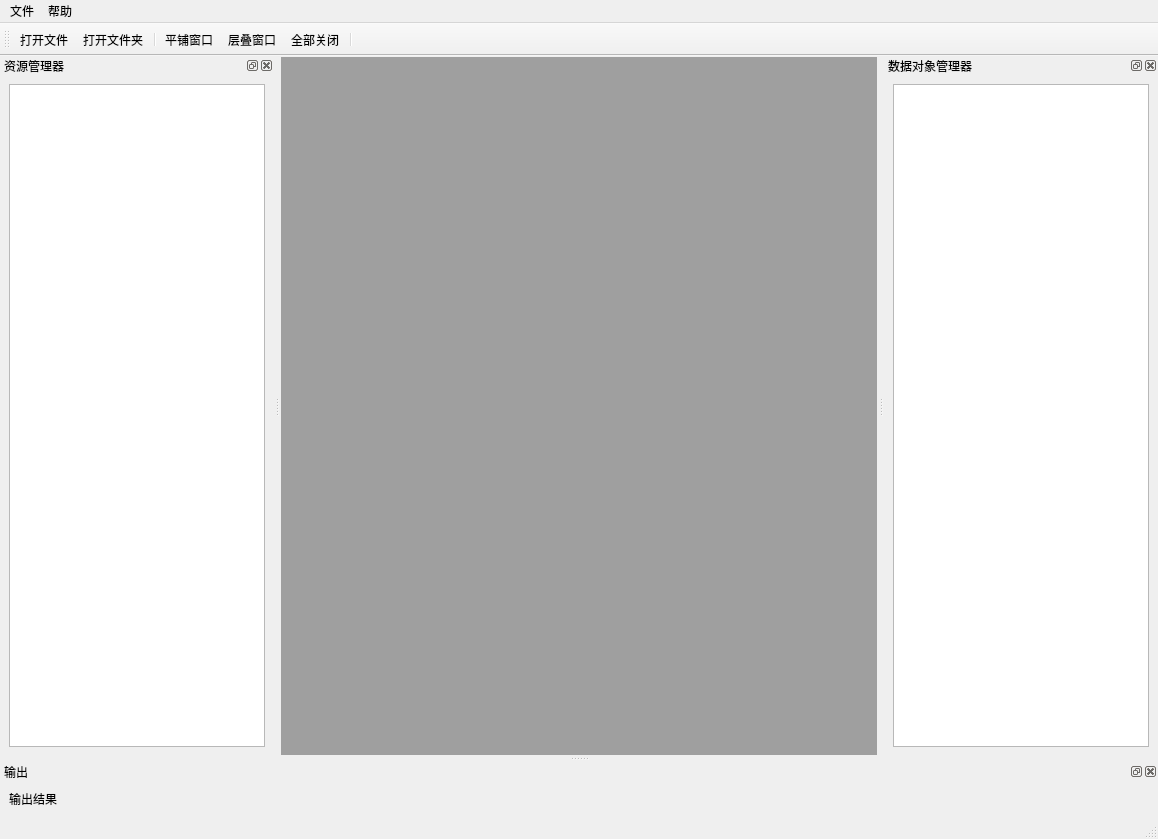
Before: the Qt Designer form UI/Main.ui in pemo-x/modelDisplay, drawn with Qt 5.
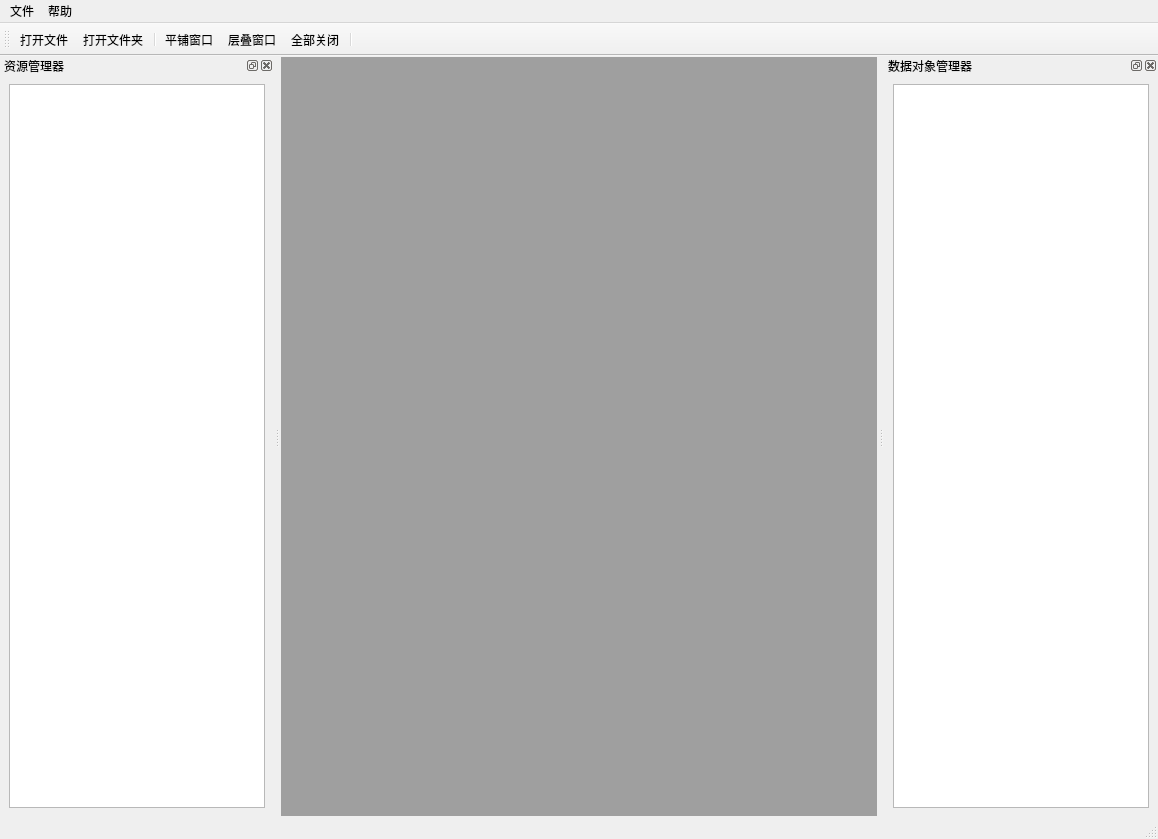
After: the same form once the commit is applied. Icons and pictures are not drawn.

Commit message: 移除了输出相关的DockWidget及其内容，并更新了相关的界面代码。同时，在主窗口类中添加了打开新文件时，取消最大化当前窗口的功能。

```diff
--- a/UI/Main.ui
+++ b/UI/Main.ui
@@ -82,25 +82,6 @@
     </layout>
    </widget>
   </widget>
-  <widget class="QDockWidget" name="dockWidget_3">
-   <property name="windowTitle">
-    <string>输出</string>
-   </property>
-   <attribute name="dockWidgetArea">
-    <number>8</number>
-   </attribute>
-   <widget class="QWidget" name="dockWidgetContents_3">
-    <layout class="QVBoxLayout" name="verticalLayout_2">
-     <item>
-      <widget class="QLabel" name="label">
-       <property name="text">
-        <string>输出结果</string>
-       </property>
-      </widget>
-     </item>
-    </layout>
-   </widget>
-  </widget>
   <widget class="QToolBar" name="toolBar">
    <property name="windowTitle">
     <string>toolBar</string>
```
The commit also changes 2 other files.
